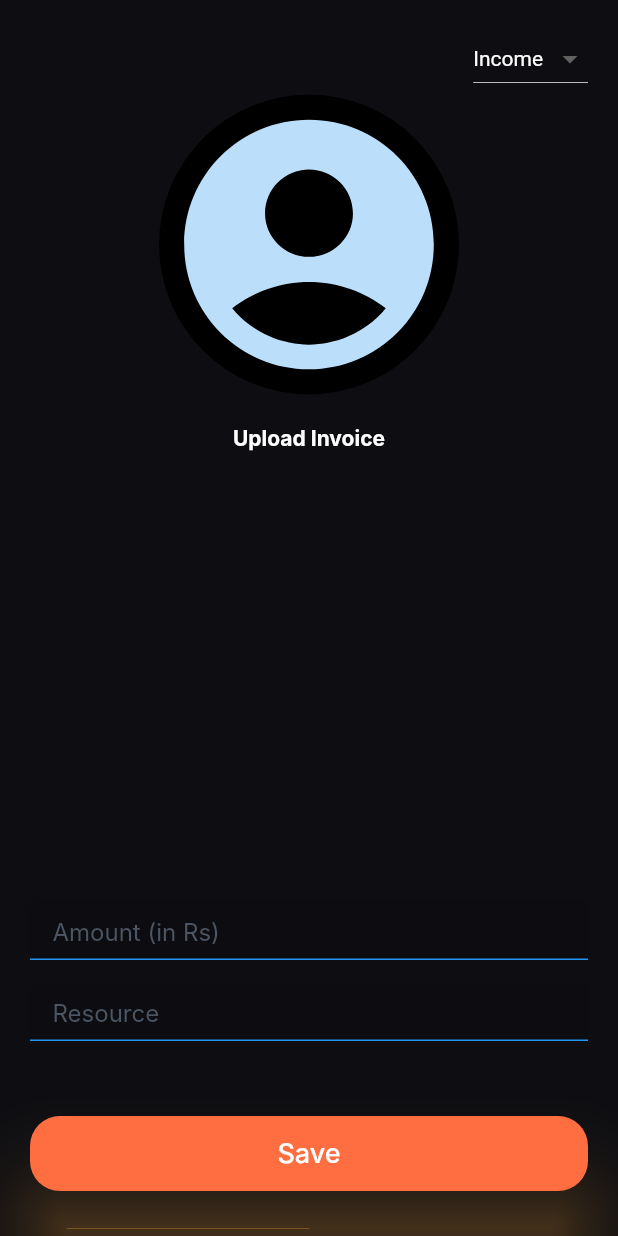
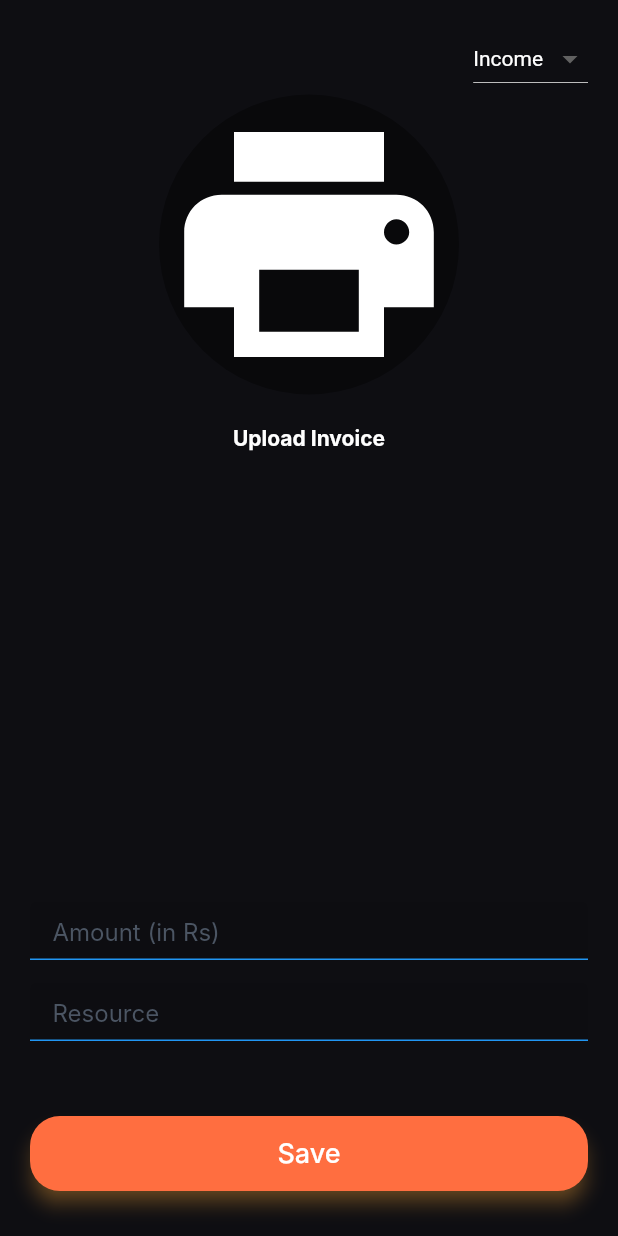
Before and after one commit to abhishek09827/farm_financer, a Flutter app: the AddSubs screen opened directly, on a phone screen of 412 x 824 dp. Run offline on Flutter 3.47's test engine with Material 2 defaults, Android fonts, the phone set to English and light mode, and no system bars; drawn by our look-alikes of velocity_x; our stand-ins replace cloud_firestore, dotted_border, firebase_auth, firebase_core, image_picker, shared_preferences; accounts and stored records are empty; Roboto replaces fonts that are missing (Inter).

Commit message:
commit on 3/11

```diff
--- a/lib/common/primary_button.dart
+++ b/lib/common/primary_button.dart
@@ -13,7 +13,7 @@ class PrimaryButton extends StatelessWidget {
     var media = MediaQuery.sizeOf(context);
     return ElevatedButton(
         style: ButtonStyle(
-            elevation: MaterialStateProperty.all(25),
+            elevation: MaterialStateProperty.all(5),
             shadowColor: MaterialStateProperty.all(color2),
 
             shape: MaterialStateProperty.all(RoundedRectangleBorder(borderRadius: BorderRadius.circular(20))),
--- a/lib/login/login_screen.dart
+++ b/lib/login/login_screen.dart
@@ -1,3 +1,4 @@
+import 'package:farm_financer/login/sign_up_screen.dart';
 import 'package:farm_financer/screens/home_view.dart';
 import 'package:farm_financer/view/main_tab.dart';
 import 'package:firebase_auth/firebase_auth.dart';
@@ -126,6 +127,10 @@ class _SignInViewState extends State<SignInView> {
                   color2: Colors.black38,
                 title: "Sign up",
                 onPressed: () {
+                  Navigator.pushReplacement(
+                    context,
+                    MaterialPageRoute(builder: (context) => SignUpView()),
+                  );
 
                 },
               ),
--- a/lib/screens/add_subs.dart
+++ b/lib/screens/add_subs.dart
@@ -1,8 +1,5 @@
-import 'dart:convert';
-
 import 'package:cloud_firestore/cloud_firestore.dart';
 import 'package:farm_financer/models/expense.dart';
-import 'package:farm_financer/screens/home_view.dart';
 import 'package:farm_financer/view/main_tab.dart';
 import 'package:firebase_auth/firebase_auth.dart';
 import 'package:flutter/material.dart';
@@ -10,10 +7,6 @@ import 'package:velocity_x/velocity_x.dart';
 import '../../common/color_extension.dart';
 import '../common/primary_button.dart';
 import 'package:image_picker/image_picker.dart';
-
-
-
-
 class AddSubs extends StatefulWidget {
   const AddSubs({super.key});
 
@@ -87,8 +80,8 @@ class _AddSubsState extends State<AddSubs> {
                     },
                     child: CircleAvatar(
                       radius: 100,
-                      child: Icon(Icons.account_circle, size: 200,),
-                      backgroundColor: Colors.black,
+                      child: Icon(Icons.print, size: 200,color: Colors.white,),
+                      backgroundColor: Colors.black38,
                     ),
                   ),
                   SizedBox(height: 20,),
@@ -184,10 +177,5 @@ class _AddSubsState extends State<AddSubs> {
     .doc(users?.uid)
         .collection(
     "expense").add(json);
-
-
-
-
-
   }
   }
--- a/lib/widgets/subs.dart
+++ b/lib/widgets/subs.dart
@@ -47,7 +47,7 @@ class SubScriptionHomeRow extends StatelessWidget {
                 width: 8,
               ),
               Text(
-                "\$${sObj["amount"]}",
+                "\₹${sObj["amount"]}",
                 style: TextStyle(
                     color: TColor.white,
                     fontSize: 14,
```
